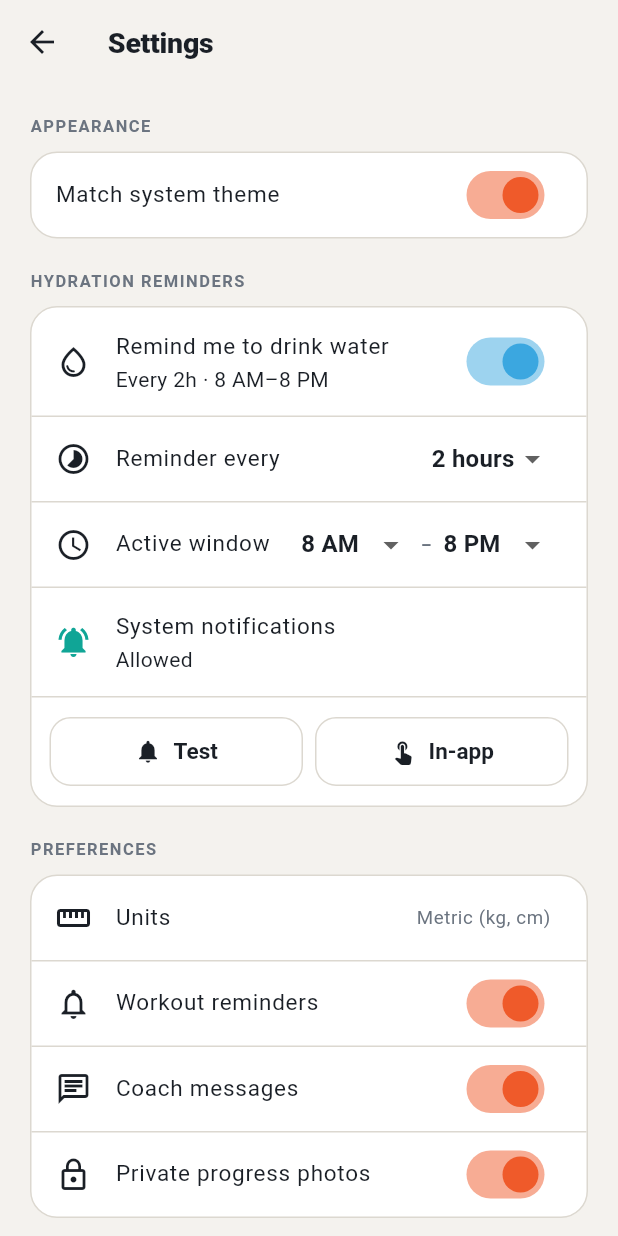
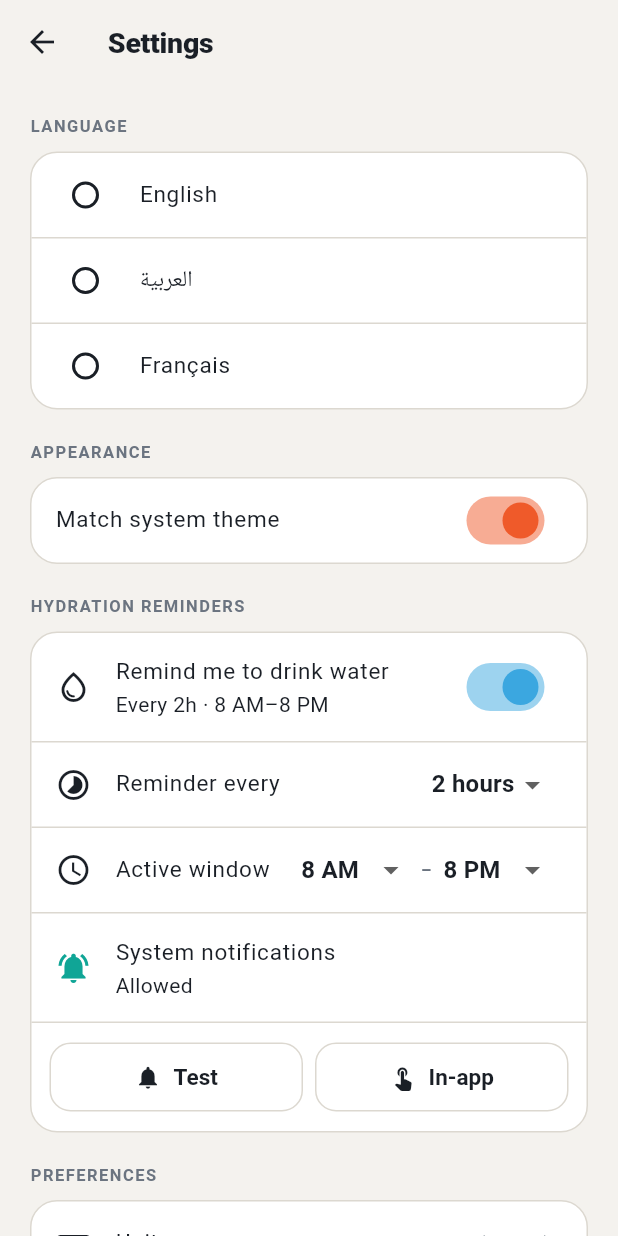
Before and after one commit to mscit-admin/ARETE_Enhance, a Flutter app: the SettingsScreen screen opened directly, on a phone screen of 412 x 824 dp. Run offline on Flutter 3.47's test engine with Material 3 defaults, Android fonts, the phone set to English and light mode, and no system bars; our stand-ins replace flutter_local_notifications, qr_flutter, shared_preferences; missing offline and left inert: mobile_scanner; accounts and stored records are empty; generated files the repository leaves out were written again.

Commit message:
Add multilingual support: English, Arabic (RTL), French
Introduce a full i18n foundation so the app ships in three languages with
automatic right-to-left layout for Arabic.

- flutter_localizations + gen-l10n; l10n.yaml generates AppLocalizations
  into lib/l10n from app_en/ar/fr.arb (generated files gitignored)
- LocaleController persists the chosen language in shared_preferences;
  a null locale follows the device
- MaterialApp wires localizationsDelegates, supportedLocales and locale;
  Arabic flips the whole app to RTL automatically
- Language picker added to Settings (English / العربية / Français)
- Localized the core chrome: bottom nav, auth (sign in/up), settings,
  trainer workspace/QR/clients
- CI: explicit `flutter gen-l10n` step before analyze/build
- intl constraint relaxed to defer to the SDK-pinned version

Co-Authored-By: Claude Opus 4.8 <noreply@anthropic.com>
Claude-Session: https://claude.ai/code/session_01Lrs4BeZJ8ESgW3u4Dx3sih

```diff
--- /dev/null
+++ b/l10n.yaml
@@ -0,0 +1,6 @@
+arb-dir: lib/l10n
+template-arb-file: app_en.arb
+output-localization-file: app_localizations.dart
+output-class: AppLocalizations
+synthetic-package: false
+nullable-getter: false
--- a/lib/features/profile/settings_screen.dart
+++ b/lib/features/profile/settings_screen.dart
@@ -5,11 +5,12 @@ import '../../core/constants/enums.dart';
 import '../../core/theme/app_colors.dart';
 import '../../core/theme/app_spacing.dart';
 import '../../core/theme/app_theme.dart';
+import '../../l10n/app_localizations.dart';
 import '../../shared/widgets/app_card.dart';
-import '../../shared/widgets/pill.dart';
 import '../../shared/widgets/section_label.dart';
 import '../../state/auth_controller.dart';
 import '../../state/hydration_controller.dart';
+import '../../state/locale_controller.dart';
 import '../../state/profile_controller.dart';
 import '../../state/session_controller.dart';
 import '../../state/trainer_controller.dart';
@@ -22,18 +23,19 @@ class SettingsScreen extends StatelessWidget {
     final session = context.watch<SessionController>();
     final profile = context.watch<ProfileController>();
     final member = profile.member;
+    final l = AppLocalizations.of(context);
     // Only trainer accounts may switch into trainer mode.
     final isTrainerAccount =
         context.watch<AuthController>().user?.isTrainer ?? false;
 
     return Scaffold(
-      appBar: AppBar(title: const Text('Settings')),
+      appBar: AppBar(title: Text(l.settingsTitle)),
       body: ListView(
         padding: const EdgeInsets.all(AppSpacing.screen),
         children: [
           // ---- Role switch (trainer accounts only) ----
           if (isTrainerAccount) ...[
-            const SectionLabel('Viewing as'),
+            SectionLabel(l.settingsViewingAs),
             const SizedBox(height: AppSpacing.sm),
             AppCard(
               child: Column(
@@ -51,12 +53,15 @@ class SettingsScreen extends StatelessWidget {
                         child: Column(
                           crossAxisAlignment: CrossAxisAlignment.start,
                           children: [
-                            Text(session.role.label,
+                            Text(
+                                session.isTrainer
+                                    ? l.roleTrainer
+                                    : l.roleTrainee,
                                 style: context.textStyles.titleMedium),
                             Text(
                               session.isTrainer
-                                  ? 'Coach view — clients & QR'
-                                  : 'Your training experience',
+                                  ? l.settingsCoachView
+                                  : l.settingsTraineeView,
                               style: context.textStyles.bodySmall,
                             ),
                           ],
@@ -66,15 +71,15 @@ class SettingsScreen extends StatelessWidget {
                   ),
                   const SizedBox(height: AppSpacing.md),
                   SegmentedButton<UserRole>(
-                    segments: const [
+                    segments: [
                       ButtonSegment(
                           value: UserRole.member,
-                          label: Text('Trainee'),
-                          icon: Icon(Icons.directions_run)),
+                          label: Text(l.roleTrainee),
+                          icon: const Icon(Icons.directions_run)),
                       ButtonSegment(
                           value: UserRole.trainer,
-                          label: Text('Trainer'),
-                          icon: Icon(Icons.sports_gymnastics)),
+                          label: Text(l.roleTrainer),
+                          icon: const Icon(Icons.sports_gymnastics)),
                     ],
                     selected: {session.role},
                     onSelectionChanged: (s) {
@@ -90,8 +95,14 @@ class SettingsScreen extends StatelessWidget {
             const SizedBox(height: AppSpacing.xl),
           ],
 
+          // ---- Language ----
+          SectionLabel(l.settingsLanguage),
+          const SizedBox(height: AppSpacing.sm),
+          const _LanguageSection(),
+          const SizedBox(height: AppSpacing.xl),
+
           // ---- Appearance ----
-          const SectionLabel('Appearance'),
+          SectionLabel(l.settingsAppearance),
           const SizedBox(height: AppSpacing.sm),
           AppCard(
             padding: EdgeInsets.zero,
@@ -101,7 +112,7 @@ class SettingsScreen extends StatelessWidget {
                   value: session.followSystemTheme,
                   onChanged: (v) =>
                       context.read<SessionController>().setFollowSystemTheme(v),
-                  title: const Text('Match system theme'),
+                  title: Text(l.settingsMatchSystemTheme),
                   activeColor: AppColors.ember,
                 ),
                 if (!session.followSystemTheme)
@@ -109,7 +120,7 @@ class SettingsScreen extends StatelessWidget {
                     value: session.isDark,
                     onChanged: (v) =>
                         context.read<SessionController>().setDark(v),
-                    title: const Text('Dark mode'),
+                    title: Text(l.settingsDarkMode),
                     activeColor: AppColors.ember,
                   ),
               ],
@@ -118,13 +129,13 @@ class SettingsScreen extends StatelessWidget {
           const SizedBox(height: AppSpacing.xl),
 
           // ---- Hydration reminders ----
-          const SectionLabel('Hydration reminders'),
+          SectionLabel(l.settingsHydration),
           const SizedBox(height: AppSpacing.sm),
           const _HydrationSection(),
           const SizedBox(height: AppSpacing.xl),
 
           // ---- Preferences ----
-          const SectionLabel('Preferences'),
+          SectionLabel(l.settingsPreferences),
           const SizedBox(height: AppSpacing.sm),
           AppCard(
             padding: EdgeInsets.zero,
@@ -132,26 +143,26 @@ class SettingsScreen extends StatelessWidget {
               children: [
                 ListTile(
                   leading: const Icon(Icons.straighten),
-                  title: const Text('Units'),
+                  title: Text(l.settingsUnits),
                   trailing: Text(
                     member?.units.label ?? UnitSystem.metric.label,
                     style: context.textStyles.bodySmall,
                   ),
                 ),
                 const Divider(height: 1),
-                const _ToggleTile(
+                _ToggleTile(
                     icon: Icons.notifications_outlined,
-                    title: 'Workout reminders',
+                    title: l.settingsWorkoutReminders,
                     initial: true),
                 const Divider(height: 1),
-                const _ToggleTile(
+                _ToggleTile(
                     icon: Icons.chat_outlined,
-                    title: 'Coach messages',
+                    title: l.settingsCoachMessages,
                     initial: true),
                 const Divider(height: 1),
-                const _ToggleTile(
+                _ToggleTile(
                     icon: Icons.lock_outline,
-                    title: 'Private progress photos',
+                    title: l.settingsPrivatePhotos,
                     initial: true),
               ],
             ),
@@ -159,7 +170,7 @@ class SettingsScreen extends StatelessWidget {
           const SizedBox(height: AppSpacing.xl),
 
           // ---- Account ----
-          const SectionLabel('Account'),
+          SectionLabel(l.settingsAccount),
           const SizedBox(height: AppSpacing.sm),
           AppCard(
             padding: EdgeInsets.zero,
@@ -167,22 +178,22 @@ class SettingsScreen extends StatelessWidget {
               children: [
                 ListTile(
                   leading: const Icon(Icons.shield_outlined),
-                  title: const Text('Privacy & data'),
+                  title: Text(l.settingsPrivacyData),
                   trailing: const Icon(Icons.chevron_right),
                   onTap: () => _notImplemented(context),
                 ),
                 const Divider(height: 1),
                 ListTile(
                   leading: const Icon(Icons.help_outline),
-                  title: const Text('Help & support'),
+                  title: Text(l.settingsHelpSupport),
                   trailing: const Icon(Icons.chevron_right),
                   onTap: () => _notImplemented(context),
                 ),
                 const Divider(height: 1),
                 ListTile(
                   leading: const Icon(Icons.logout, color: AppColors.danger),
-                  title: const Text('Log out',
-                      style: TextStyle(color: AppColors.danger)),
+                  title: Text(l.settingsLogout,
+                      style: const TextStyle(color: AppColors.danger)),
                   onTap: () => _logout(context),
                 ),
               ],
@@ -200,23 +211,24 @@ class SettingsScreen extends StatelessWidget {
 
   void _notImplemented(BuildContext context) {
     ScaffoldMessenger.of(context).showSnackBar(
-      const SnackBar(content: Text('Coming in a later phase')),
+      SnackBar(content: Text(AppLocalizations.of(context).settingsComingLater)),
     );
   }
 
   Future<void> _logout(BuildContext context) async {
+    final l = AppLocalizations.of(context);
     final confirmed = await showDialog<bool>(
       context: context,
       builder: (_) => AlertDialog(
-        title: const Text('Log out?'),
-        content: const Text('You can sign back in anytime.'),
+        title: Text(l.logoutConfirmTitle),
+        content: Text(l.logoutConfirmBody),
         actions: [
           TextButton(
               onPressed: () => Navigator.pop(context, false),
-              child: const Text('Cancel')),
+              child: Text(l.actionCancel)),
           TextButton(
               onPressed: () => Navigator.pop(context, true),
-              child: const Text('Log out')),
+              child: Text(l.settingsLogout)),
         ],
       ),
     );
@@ -225,6 +237,44 @@ class SettingsScreen extends StatelessWidget {
     if (context.mounted) {
       Navigator.of(context).popUntil((r) => r.isFirst);
     }
+  }
+}
+
+/// Language picker — English, العربية, Français. Selecting Arabic flips the
+/// whole app to RTL automatically. "System default" clears the override.
+class _LanguageSection extends StatelessWidget {
+  const _LanguageSection();
+
+  @override
+  Widget build(BuildContext context) {
+    final controller = context.watch<LocaleController>();
+    final l = AppLocalizations.of(context);
+    final current = controller.locale?.languageCode;
+
+    Widget tile(String? code, String label) {
+      return RadioListTile<String?>(
+        value: code,
+        groupValue: current,
+        activeColor: AppColors.ember,
+        onChanged: (v) => context
+            .read<LocaleController>()
+            .setLocale(v == null ? null : Locale(v)),
+        title: Text(label),
+      );
+    }
+
+    return AppCard(
+      padding: EdgeInsets.zero,
+      child: Column(
+        children: [
+          tile('en', l.langEnglish),
+          const Divider(height: 1),
+          tile('ar', l.langArabic),
+          const Divider(height: 1),
+          tile('fr', l.langFrench),
+        ],
+      ),
+    );
   }
 }
 
--- a/lib/main.dart
+++ b/lib/main.dart
@@ -13,6 +13,7 @@ import 'state/auth_controller.dart';
 import 'state/coach_controller.dart';
 import 'state/connect_controller.dart';
 import 'state/hydration_controller.dart';
+import 'state/locale_controller.dart';
 import 'state/profile_controller.dart';
 import 'state/progress_controller.dart';
 import 'state/session_controller.dart';
@@ -46,6 +47,7 @@ void main() {
     MultiProvider(
       providers: [
         ChangeNotifierProvider.value(value: authController),
+        ChangeNotifierProvider(create: (_) => LocaleController()),
         ChangeNotifierProvider(create: (_) => SessionController()),
         ChangeNotifierProvider.value(value: profileController),
         ChangeNotifierProvider(
--- /dev/null
+++ b/lib/state/locale_controller.dart
@@ -0,0 +1,45 @@
+import 'package:flutter/material.dart';
+import 'package:shared_preferences/shared_preferences.dart';
+
+/// Holds the app's selected language. A null [locale] means "follow the
+/// device" (the platform locale, falling back to the first supported one).
+///
+/// Arabic automatically flips the whole app to right-to-left — MaterialApp
+/// derives text direction from the active locale, so no extra wiring is needed.
+class LocaleController extends ChangeNotifier {
+  LocaleController() {
+    _restore();
+  }
+
+  static const _prefsKey = 'app_locale';
+
+  /// Languages the app ships. Order also drives the picker.
+  static const supported = <Locale>[
+    Locale('en'),
+    Locale('ar'),
+    Locale('fr'),
+  ];
+
+  Locale? _locale;
+  Locale? get locale => _locale;
+
+  Future<void> _restore() async {
+    final prefs = await SharedPreferences.getInstance();
+    final code = prefs.getString(_prefsKey);
+    if (code != null && supported.any((l) => l.languageCode == code)) {
+      _locale = Locale(code);
+      notifyListeners();
+    }
+  }
+
+  Future<void> setLocale(Locale? locale) async {
+    _locale = locale;
+    notifyListeners();
+    final prefs = await SharedPreferences.getInstance();
+    if (locale == null) {
+      await prefs.remove(_prefsKey);
+    } else {
+      await prefs.setString(_prefsKey, locale.languageCode);
+    }
+  }
+}
```
Also changed, not shown: lib/app/arete_app.dart (+9 -0 lines), lib/features/auth/auth_screen.dart (+31 -29 lines), lib/features/profile/trainer_home_screen.dart (+21 -14 lines), lib/features/shell/app_shell.dart (+19 -17 lines), lib/l10n/app_ar.arb (added, +73 -0 lines), lib/l10n/app_en.arb (added, +83 -0 lines), lib/l10n/app_fr.arb (added, +73 -0 lines), pubspec.yaml (+6 -1 lines), 2 other files.
